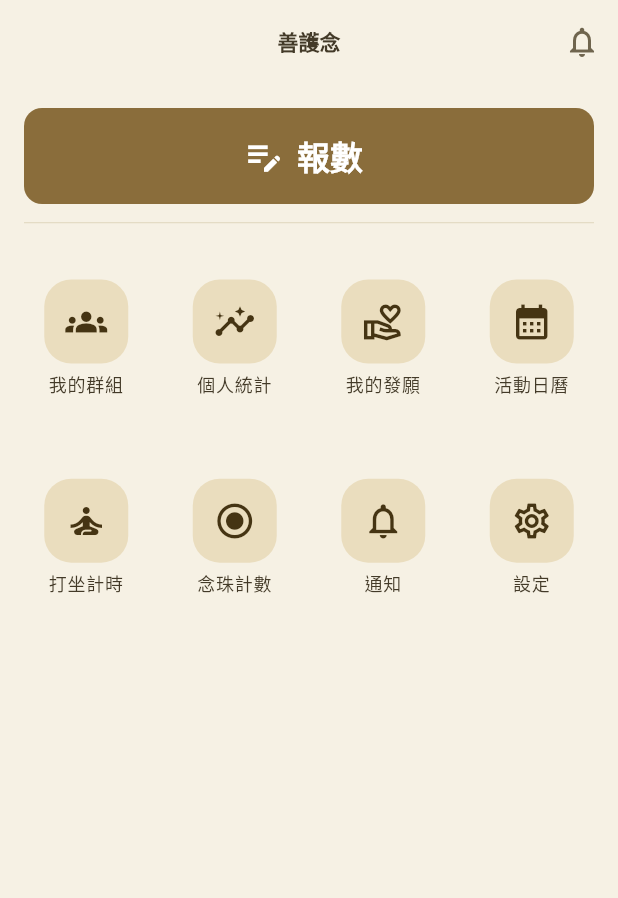
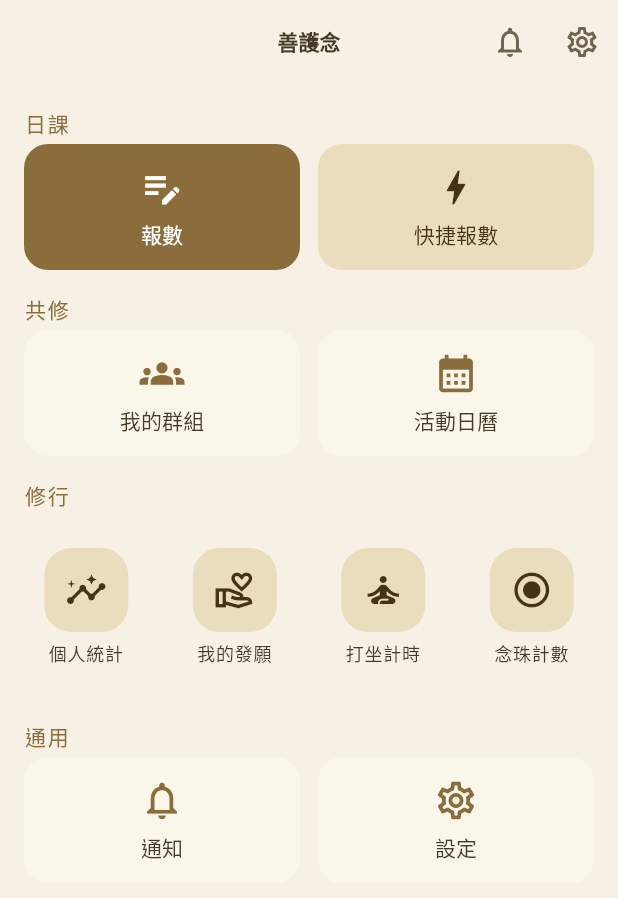
Before and after one commit to owenwangcong/PureThoughtsApp, a Flutter app: the HomeScreen screen opened by its route, on a phone screen of 412 x 824 dp. Shown: the top 898 px of the screen. Run offline on Flutter 3.47's test engine with Material 3 defaults, Android fonts, the phone set to English and light mode, and no system bars; our stand-ins replace flutter_riverpod, go_router, just_audio, sentry_flutter, shared_preferences, supabase_flutter and 2 more; accounts and stored records are empty.

Commit message:
UI: 首页分组式布局 (日課/共修/修行/通用) + 快捷报数弹层化
- 分组宫格: 日課 (報數 primary 大块 + 快捷報數 container 大块) / 共修
  (群組+日曆) / 修行 (統計/發願/計時/計數 四宫格) / 通用 (通知+設定)
- 快捷报数改底部弹层 (多选 chips + 选中项数量核对 ± + 一次提交);
  空态引导文案
- 通知/設定: 顶栏小图标与宫格双入口
- PRD v0.5.5 §4.2 定案文字同步

Co-Authored-By: Claude Fable 5 <noreply@anthropic.com>

```diff
--- a/app/lib/features/home/home_screen.dart
+++ b/app/lib/features/home/home_screen.dart
@@ -86,43 +86,85 @@ class HomeScreen extends ConsumerWidget {
                   onPressed: () => context.push('/settings'),
                 ),
               ]
-            : [_NotificationBell(onTap: () => context.push('/notifications'))],
+            : [
+                // 通知/設定:顶栏小图标与宫格双入口(PRD v0.5.5)
+                _NotificationBell(onTap: () => context.push('/notifications')),
+                IconButton(
+                  tooltip: l10n.settingsTitle,
+                  icon: const Icon(Icons.settings_outlined),
+                  onPressed: () => context.push('/settings'),
+                ),
+              ],
       ),
       body: user == null
           // 匿名:浏览全局功课清单(公开内容)
           ? _buildPracticeList(context, ref, l10n, locale, types)
-          // 登录:快捷报数 + 统计与群入口(Dashboard 首屏)
+          // 登录:分组式功能布局(PRD v0.5.5:日課 / 共修 / 修行 / 通用)
           : ListView(
+              padding: const EdgeInsets.only(bottom: 32),
               children: [
-                // 報數直达:单群直进,多群选择并记住上次(PRD v0.5.3)
+                // ---- 日課:最高频动作,大色块强调 ----
+                SectionHeader(l10n.sectionDaily),
                 Padding(
-                  padding: const EdgeInsets.fromLTRB(16, 16, 16, 4),
-                  child: FilledButton.icon(
-                    icon: const Icon(Icons.edit_note, size: 28),
-                    label: Text(l10n.reportLog,
-                        style: Theme.of(context).textTheme.titleLarge?.copyWith(
-                            color: Theme.of(context).colorScheme.onPrimary)),
-                    style: FilledButton.styleFrom(minimumSize: const Size.fromHeight(64)),
-                    onPressed: () => _startReport(context, ref),
+                  padding: const EdgeInsets.symmetric(horizontal: 16),
+                  child: Row(
+                    children: [
+                      Expanded(
+                        child: _BigTile(
+                          icon: Icons.edit_note,
+                          label: l10n.reportLog,
+                          emphasis: _TileEmphasis.primary,
+                          onTap: () => _startReport(context, ref),
+                        ),
+                      ),
+                      const SizedBox(width: 12),
+                      Expanded(
+                        child: _BigTile(
+                          icon: Icons.bolt,
+                          label: l10n.quickReportTitle,
+                          emphasis: _TileEmphasis.container,
+                          onTap: () => showQuickReportSheet(context),
+                        ),
+                      ),
+                    ],
                   ),
                 ),
-                const QuickReportSection(),
-                const SizedBox(height: 8),
-                const Divider(height: 1, indent: 16, endIndent: 16),
-                // 功能宫格:主要功能大图标直达(PRD v0.5.5,适老导航)
+
+                // ---- 共修 ----
+                SectionHeader(l10n.sectionSangha),
                 Padding(
-                  padding: const EdgeInsets.fromLTRB(8, 16, 8, 24),
+                  padding: const EdgeInsets.symmetric(horizontal: 16),
+                  child: Row(
+                    children: [
+                      Expanded(
+                        child: _BigTile(
+                          icon: Icons.groups,
+                          label: l10n.groupsTitle,
+                          onTap: () => context.push('/groups'),
+                        ),
+                      ),
+                      const SizedBox(width: 12),
+                      Expanded(
+                        child: _BigTile(
+                          icon: Icons.calendar_month,
+                          label: l10n.calendarTitle,
+                          onTap: () => context.push('/calendar'),
+                        ),
+                      ),
+                    ],
+                  ),
+                ),
+
+                // ---- 修行:个人纪录与工具 ----
+                SectionHeader(l10n.sectionSelf),
+                Padding(
+                  padding: const EdgeInsets.symmetric(horizontal: 8),
                   child: GridView.count(
                     crossAxisCount: 4,
                     shrinkWrap: true,
                     physics: const NeverScrollableScrollPhysics(),
-                    mainAxisSpacing: 12,
                     childAspectRatio: 0.82,
                     children: [
-                      _FeatureItem(
-                          icon: Icons.groups,
-                          label: l10n.groupsTitle,
-                          route: '/groups'),
                       _FeatureItem(
                           icon: Icons.insights,
                           label: l10n.myStats,
@@ -132,10 +174,6 @@ class HomeScreen extends ConsumerWidget {
                           label: l10n.vowsTitle,
                           route: '/vows'),
                       _FeatureItem(
-                          icon: Icons.calendar_month,
-                          label: l10n.calendarTitle,
-                          route: '/calendar'),
-                      _FeatureItem(
                           icon: Icons.self_improvement,
                           label: l10n.timerTitle,
                           route: '/tools/timer'),
@@ -143,14 +181,31 @@ class HomeScreen extends ConsumerWidget {
                           icon: Icons.radio_button_checked,
                           label: l10n.counterTitle,
                           route: '/tools/counter'),
-                      _FeatureItem(
+                    ],
+                  ),
+                ),
+
+                // ---- 通用 ----
+                SectionHeader(l10n.sectionGeneral),
+                Padding(
+                  padding: const EdgeInsets.symmetric(horizontal: 16),
+                  child: Row(
+                    children: [
+                      Expanded(
+                        child: _BigTile(
                           icon: Icons.notifications_outlined,
                           label: l10n.notificationsTitle,
-                          route: '/notifications'),
-                      _FeatureItem(
+                          onTap: () => context.push('/notifications'),
+                        ),
+                      ),
+                      const SizedBox(width: 12),
+                      Expanded(
+                        child: _BigTile(
                           icon: Icons.settings_outlined,
                           label: l10n.settingsTitle,
-                          route: '/settings'),
+                          onTap: () => context.push('/settings'),
+                        ),
+                      ),
                     ],
                   ),
                 ),
@@ -250,6 +305,62 @@ class HomeScreen extends ConsumerWidget {
   }
 }
 
+enum _TileEmphasis { surface, container, primary }
+
+/// 大功能块:图标 + 文字的半宽色块(分组布局主元素,大气简约)
+class _BigTile extends ConsumerWidget {
+  const _BigTile({
+    required this.icon,
+    required this.label,
+    required this.onTap,
+    this.emphasis = _TileEmphasis.surface,
+  });
+
+  final IconData icon;
+  final String label;
+  final VoidCallback onTap;
+  final _TileEmphasis emphasis;
+
+  @override
+  Widget build(BuildContext context, WidgetRef ref) {
+    final scheme = Theme.of(context).colorScheme;
+    final (bg, fg) = switch (emphasis) {
+      _TileEmphasis.primary => (scheme.primary, scheme.onPrimary),
+      _TileEmphasis.container => (scheme.primaryContainer, scheme.onPrimaryContainer),
+      _TileEmphasis.surface => (scheme.surfaceContainerLow, scheme.onSurface),
+    };
+    return Material(
+      color: bg,
+      borderRadius: BorderRadius.circular(16),
+      child: InkWell(
+        borderRadius: BorderRadius.circular(16),
+        onTap: onTap,
+        child: SizedBox(
+          height: 84,
+          child: Column(
+            mainAxisAlignment: MainAxisAlignment.center,
+            children: [
+              Icon(icon,
+                  size: 30,
+                  color: emphasis == _TileEmphasis.surface ? scheme.primary : fg),
+              const SizedBox(height: 6),
+              Text(
+                label,
+                style: Theme.of(context)
+                    .textTheme
+                    .titleSmall
+                    ?.copyWith(color: fg),
+                maxLines: 1,
+                overflow: TextOverflow.ellipsis,
+              ),
+            ],
+          ),
+        ),
+      ),
+    );
+  }
+}
+
 /// 功能宫格项:大图标 + 文字(触控区 ≥48pt,适老)
 class _FeatureItem extends StatelessWidget {
   const _FeatureItem({
--- a/app/lib/l10n/app_zh.arb
+++ b/app/lib/l10n/app_zh.arb
@@ -92,7 +92,7 @@
   "categoryBuddhaName": "念佛",
   "categoryMeditation": "靜坐",
   "categoryOther": "其他",
-  "quickReport": "快捷報數(可多選,一次提交)",
+  "quickReport": "快捷報數",
   "myStats": "個人統計",
   "groupStats": "群統計",
   "todayTitle": "今日",
@@ -136,6 +136,12 @@
   "vowCompleted": "已圓滿",
   "vowExpired": "已到期",
   "vowCongrats": "隨喜讚歎!發願圓滿",
+  "quickReportTitle": "快捷報數",
+  "quickEmptyHint": "還沒有常用組合,先報一次數,下次就能一鍵重複。",
+  "sectionDaily": "日課",
+  "sectionSangha": "共修",
+  "sectionSelf": "修行",
+  "sectionGeneral": "通用",
   "themeTitle": "外觀",
   "themeSystem": "跟隨系統",
   "themeLight": "淺色",
--- a/app/lib/l10n/app_zh_Hans.arb
+++ b/app/lib/l10n/app_zh_Hans.arb
@@ -92,7 +92,7 @@
   "categoryBuddhaName": "念佛",
   "categoryMeditation": "静坐",
   "categoryOther": "其他",
-  "quickReport": "快捷报数(可多选,一次提交)",
+  "quickReport": "快捷报数",
   "myStats": "个人统计",
   "groupStats": "群统计",
   "todayTitle": "今日",
@@ -136,6 +136,12 @@
   "vowCompleted": "已圆满",
   "vowExpired": "已到期",
   "vowCongrats": "随喜赞叹!发愿圆满",
+  "quickReportTitle": "快捷报数",
+  "quickEmptyHint": "还没有常用组合,先报一次数,下次就能一键重复。",
+  "sectionDaily": "日课",
+  "sectionSangha": "共修",
+  "sectionSelf": "修行",
+  "sectionGeneral": "通用",
   "themeTitle": "外观",
   "themeSystem": "跟随系统",
   "themeLight": "浅色",
--- a/app/lib/l10n/app_zh_Hant.arb
+++ b/app/lib/l10n/app_zh_Hant.arb
@@ -92,7 +92,7 @@
   "categoryBuddhaName": "念佛",
   "categoryMeditation": "靜坐",
   "categoryOther": "其他",
-  "quickReport": "快捷報數(可多選,一次提交)",
+  "quickReport": "快捷報數",
   "myStats": "個人統計",
   "groupStats": "群統計",
   "todayTitle": "今日",
@@ -143,6 +143,12 @@
   "vowCompleted": "已圓滿",
   "vowExpired": "已到期",
   "vowCongrats": "隨喜讚歎!發願圓滿",
+  "quickReportTitle": "快捷報數",
+  "quickEmptyHint": "還沒有常用組合,先報一次數,下次就能一鍵重複。",
+  "sectionDaily": "日課",
+  "sectionSangha": "共修",
+  "sectionSelf": "修行",
+  "sectionGeneral": "通用",
   "themeTitle": "外觀",
   "themeSystem": "跟隨系統",
   "themeLight": "淺色",
--- a/app/lib/l10n/gen/app_localizations.dart
+++ b/app/lib/l10n/gen/app_localizations.dart
@@ -653,7 +653,7 @@ abstract class AppLocalizations {
   /// No description provided for @quickReport.
   ///
   /// In zh_Hant, this message translates to:
-  /// **'快捷報數(可多選,一次提交)'**
+  /// **'快捷報數'**
   String get quickReport;
 
   /// No description provided for @myStats.
@@ -913,6 +913,42 @@ abstract class AppLocalizations {
   /// In zh_Hant, this message translates to:
   /// **'隨喜讚歎!發願圓滿'**
   String get vowCongrats;
+
+  /// No description provided for @quickReportTitle.
+  ///
+  /// In zh_Hant, this message translates to:
+  /// **'快捷報數'**
+  String get quickReportTitle;
+
+  /// No description provided for @quickEmptyHint.
+  ///
+  /// In zh_Hant, this message translates to:
+  /// **'還沒有常用組合,先報一次數,下次就能一鍵重複。'**
+  String get quickEmptyHint;
+
+  /// No description provided for @sectionDaily.
+  ///
+  /// In zh_Hant, this message translates to:
+  /// **'日課'**
+  String get sectionDaily;
+
+  /// No description provided for @sectionSangha.
+  ///
+  /// In zh_Hant, this message translates to:
+  /// **'共修'**
+  String get sectionSangha;
+
+  /// No description provided for @sectionSelf.
+  ///
+  /// In zh_Hant, this message translates to:
+  /// **'修行'**
+  String get sectionSelf;
+
+  /// No description provided for @sectionGeneral.
+  ///
+  /// In zh_Hant, this message translates to:
+  /// **'通用'**
+  String get sectionGeneral;
 
   /// No description provided for @themeTitle.
   ///
--- a/app/lib/l10n/gen/app_localizations_zh.dart
+++ b/app/lib/l10n/gen/app_localizations_zh.dart
@@ -285,7 +285,7 @@ class AppLocalizationsZh extends AppLocalizations {
   String get categoryOther => '其他';
 
   @override
-  String get quickReport => '快捷報數(可多選,一次提交)';
+  String get quickReport => '快捷報數';
 
   @override
   String get myStats => '個人統計';
@@ -419,6 +419,24 @@ class AppLocalizationsZh extends AppLocalizations {
   String get vowCongrats => '隨喜讚歎!發願圓滿';
 
   @override
+  String get quickReportTitle => '快捷報數';
+
+  @override
+  String get quickEmptyHint => '還沒有常用組合,先報一次數,下次就能一鍵重複。';
+
+  @override
+  String get sectionDaily => '日課';
+
+  @override
+  String get sectionSangha => '共修';
+
+  @override
+  String get sectionSelf => '修行';
+
+  @override
+  String get sectionGeneral => '通用';
+
+  @override
   String get themeTitle => '外觀';
 
   @override
@@ -812,7 +830,7 @@ class AppLocalizationsZhHans extends AppLocalizationsZh {
   String get categoryOther => '其他';
 
   @override
-  String get quickReport => '快捷报数(可多选,一次提交)';
+  String get quickReport => '快捷报数';
 
   @override
   String get myStats => '个人统计';
@@ -946,6 +964,24 @@ class AppLocalizationsZhHans extends AppLocalizationsZh {
   String get vowCongrats => '随喜赞叹!发愿圆满';
 
   @override
+  String get quickReportTitle => '快捷报数';
+
+  @override
+  String get quickEmptyHint => '还没有常用组合,先报一次数,下次就能一键重复。';
+
+  @override
+  String get sectionDaily => '日课';
+
+  @override
+  String get sectionSangha => '共修';
+
+  @override
+  String get sectionSelf => '修行';
+
+  @override
+  String get sectionGeneral => '通用';
+
+  @override
   String get themeTitle => '外观';
 
   @override
@@ -1339,7 +1375,7 @@ class AppLocalizationsZhHant extends AppLocalizationsZh {
   String get categoryOther => '其他';
 
   @override
-  String get quickReport => '快捷報數(可多選,一次提交)';
+  String get quickReport => '快捷報數';
 
   @override
   String get myStats => '個人統計';
@@ -1473,6 +1509,24 @@ class AppLocalizationsZhHant extends AppLocalizationsZh {
   String get vowCongrats => '隨喜讚歎!發願圓滿';
 
   @override
+  String get quickReportTitle => '快捷報數';
+
+  @override
+  String get quickEmptyHint => '還沒有常用組合,先報一次數,下次就能一鍵重複。';
+
+  @override
+  String get sectionDaily => '日課';
+
+  @override
+  String get sectionSangha => '共修';
+
+  @override
+  String get sectionSelf => '修行';
+
+  @override
+  String get sectionGeneral => '通用';
+
+  @override
   String get themeTitle => '外觀';
 
   @override
```
Also changed, not shown: app/lib/features/dashboard/quick_report_section.dart (+173 -154 lines), 1 other file.
